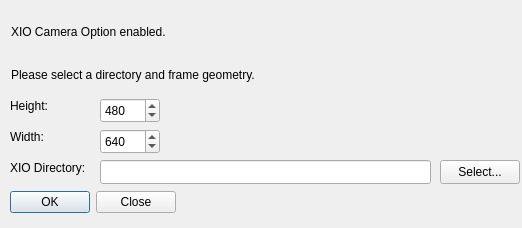
Above: initialsetup.ui from nasa-jpl/FlightView before the change. Below: the same form after it.
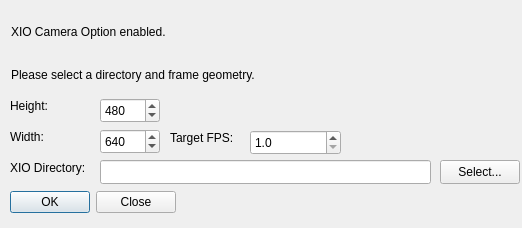
That is the form after the change.

Commit message: target FPS can now be specified in the setup dialog box. New xio directories may be defined using the Xio Setup button.

```diff
--- a/initialsetup.ui
+++ b/initialsetup.ui
@@ -155,6 +155,38 @@
     </item>
    </layout>
   </widget>
+  <widget class="QLabel" name="fpsLabel">
+   <property name="geometry">
+    <rect>
+     <x>170</x>
+     <y>130</y>
+     <width>81</width>
+     <height>16</height>
+    </rect>
+   </property>
+   <property name="text">
+    <string>Target FPS:</string>
+   </property>
+  </widget>
+  <widget class="QDoubleSpinBox" name="fpsSpin">
+   <property name="geometry">
+    <rect>
+     <x>250</x>
+     <y>130</y>
+     <width>91</width>
+     <height>25</height>
+    </rect>
+   </property>
+   <property name="decimals">
+    <number>1</number>
+   </property>
+   <property name="minimum">
+    <double>1.000000000000000</double>
+   </property>
+   <property name="maximum">
+    <double>150.000000000000000</double>
+   </property>
+  </widget>
  </widget>
  <resources/>
  <connections>
```
The commit also changes 7 other files.
